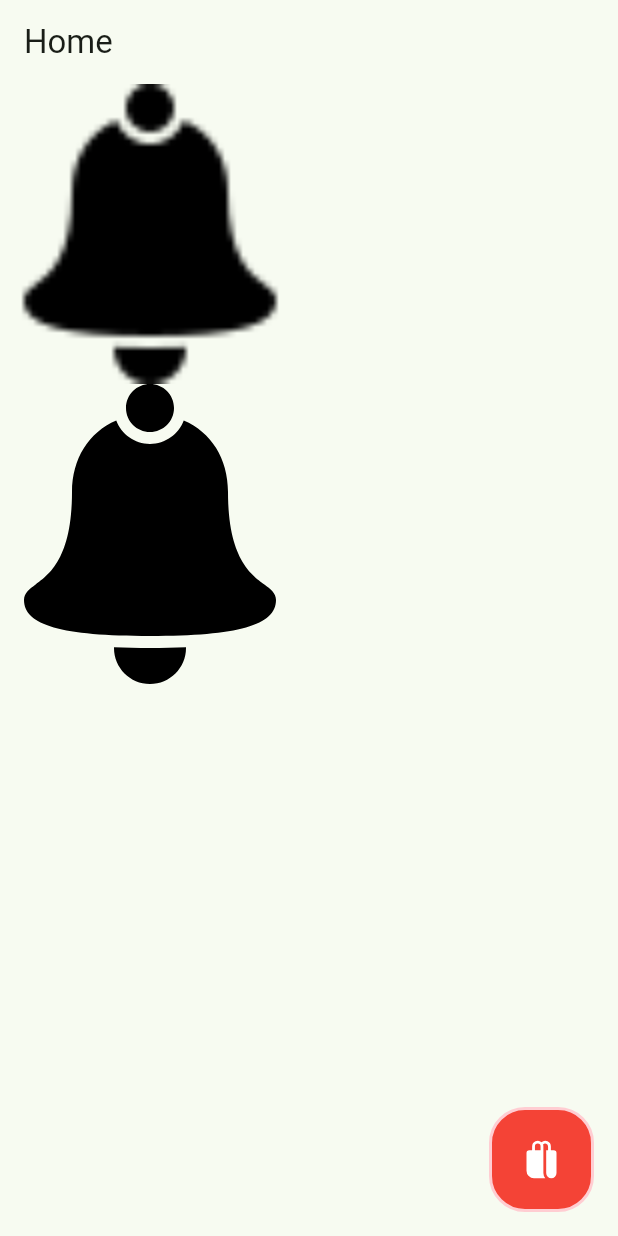
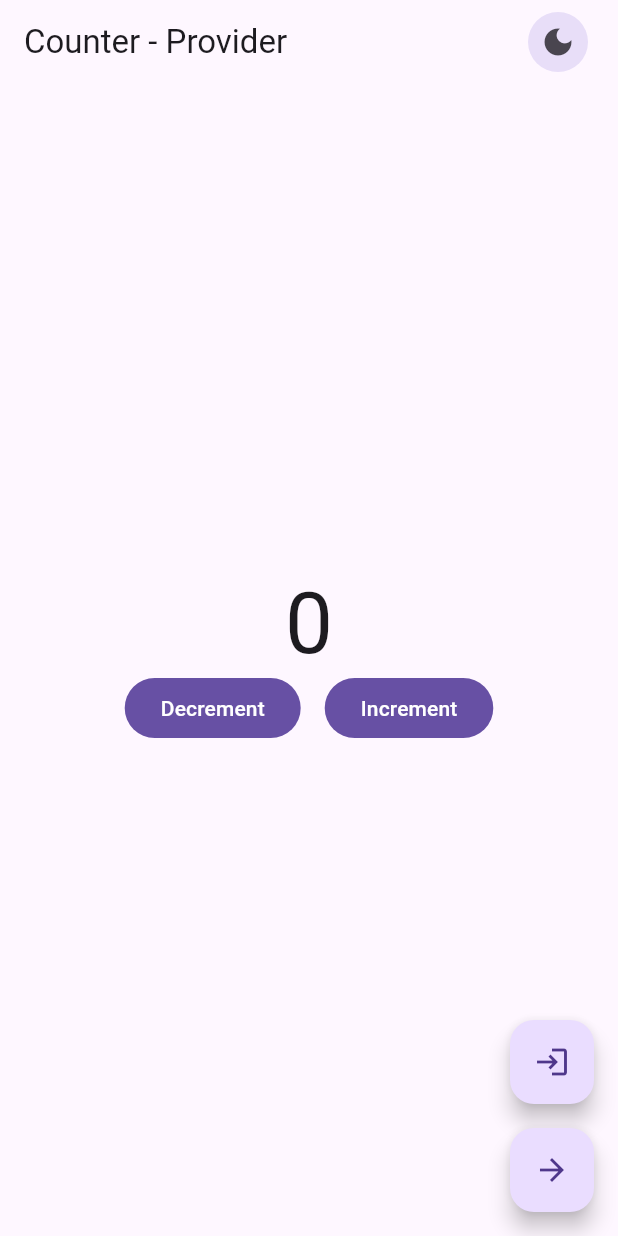
Before and after one commit to ShravanChilka/jkb_sept, a Flutter app: the screen it shows after launch, on a phone screen of 412 x 824 dp. Run offline on Flutter 3.47's test engine with Material 3 defaults, Android fonts, the phone set to English and light mode, and no system bars.

Commit message:
state mangement - provider package examples

```diff
--- a/lib/application.dart
+++ b/lib/application.dart
@@ -1,19 +1,15 @@
 import 'package:flutter/material.dart';
-import 'package:jkb_sept/screens/home_screen.dart';
+import 'package:jkb_sept/material_app_widget.dart';
+
+import 'global_provider.dart';
 
 class Application extends StatelessWidget {
   const Application({super.key});
 
   @override
   Widget build(BuildContext context) {
-    return MaterialApp(
-      theme: ThemeData(
-        colorScheme: ColorScheme.fromSeed(
-          seedColor: Colors.green,
-        ),
-        useMaterial3: true,
-      ),
-      home: const HomeScreen(),
+    return const GlobalProvider(
+      child: MaterialAppWidget(),
     );
   }
 }
--- /dev/null
+++ b/lib/counter_page.dart
@@ -0,0 +1,16 @@
+import 'package:flutter/material.dart';
+import 'package:jkb_sept/counter_screen.dart';
+import 'package:jkb_sept/counter_view_model.dart';
+import 'package:provider/provider.dart';
+
+class CounterPage extends StatelessWidget {
+  const CounterPage({super.key});
+
+  @override
+  Widget build(BuildContext context) {
+    return ChangeNotifierProvider(
+      create: (context) => CounterViewModel(),
+      child: const CounterScreen(),
+    );
+  }
+}
--- /dev/null
+++ b/lib/counter_screen.dart
@@ -0,0 +1,125 @@
+import 'dart:developer';
+
+import 'package:flutter/material.dart';
+import 'package:jkb_sept/counter_page.dart';
+import 'package:jkb_sept/counter_view_model.dart';
+import 'package:jkb_sept/login_screen.dart';
+import 'package:jkb_sept/theme_view_model.dart';
+import 'package:provider/provider.dart';
+
+class CounterScreen extends StatelessWidget {
+  const CounterScreen({super.key});
+
+  @override
+  Widget build(BuildContext context) {
+    log('$runtimeType build method called');
+    return Scaffold(
+      appBar: AppBar(
+        title: const Text('Counter - Provider'),
+        actions: const [
+          ChangeThemeIconButton(),
+          SizedBox(width: 16),
+        ],
+      ),
+      floatingActionButton: Column(
+        mainAxisAlignment: MainAxisAlignment.end,
+        children: [
+          FloatingActionButton(
+            heroTag: 'login $hashCode',
+            onPressed: () {
+              Navigator.of(context).push(
+                MaterialPageRoute(
+                  builder: (_) {
+                    return ChangeNotifierProvider.value(
+                      value: context.read<CounterViewModel>(),
+                      child: const LoginScreen(),
+                    );
+                  },
+                ),
+              );
+            },
+            child: const Icon(Icons.login),
+          ),
+          const SizedBox(height: 16),
+          FloatingActionButton(
+            heroTag: 'counter $hashCode',
+            onPressed: () {
+              Navigator.of(context).push(
+                MaterialPageRoute(
+                  builder: (context) => const CounterPage(),
+                ),
+              );
+            },
+            child: const Icon(Icons.arrow_forward),
+          ),
+        ],
+      ),
+      body: Center(
+        child: Column(
+          crossAxisAlignment: CrossAxisAlignment.center,
+          mainAxisAlignment: MainAxisAlignment.center,
+          children: [
+            const MeraProviderWalaTextWidget(),
+            Row(
+              mainAxisAlignment: MainAxisAlignment.center,
+              children: [
+                FilledButton(
+                  onPressed: () {
+                    context.read<CounterViewModel>();
+                    context.read<CounterViewModel>().decrement();
+                  },
+                  child: const Text('Decrement'),
+                ),
+                const SizedBox(width: 16),
+                FilledButton(
+                  onPressed: () {
+                    context.read<CounterViewModel>();
+                    context.read<CounterViewModel>().increment();
+                  },
+                  child: const Text('Increment'),
+                ),
+              ],
+            ),
+          ],
+        ),
+      ),
+    );
+  }
+}
+
+class ChangeThemeIconButton extends StatelessWidget {
+  const ChangeThemeIconButton({
+    super.key,
+  });
+
+  @override
+  Widget build(BuildContext context) {
+    final isDarkMode = context.watch<ThemeViewModel>().isDarkMode;
+    return IconButton.filledTonal(
+      onPressed: () {
+        context.read<ThemeViewModel>().changeTheme();
+      },
+      icon: Icon(
+        isDarkMode ? Icons.light_mode : Icons.dark_mode,
+      ),
+    );
+  }
+}
+
+class MeraProviderWalaTextWidget extends StatelessWidget {
+  const MeraProviderWalaTextWidget({
+    super.key,
+  });
+
+  @override
+  Widget build(BuildContext context) {
+    int counter = context.watch<CounterViewModel>().counter;
+
+    log('$runtimeType build called');
+
+    return Text(
+      counter.toString(),
+      style: Theme.of(context).textTheme.displayLarge,
+    );
+  }
+}
--- /dev/null
+++ b/lib/counter_view_model.dart
@@ -0,0 +1,17 @@
+import 'package:flutter/material.dart';
+
+class CounterViewModel extends ChangeNotifier {
+  int _counter = 0;
+
+  int get counter => _counter;
+
+  void increment() {
+    _counter++;
+    notifyListeners();
+  }
+
+  void decrement() {
+    _counter--;
+    notifyListeners();
+  }
+}
--- /dev/null
+++ b/lib/global_provider.dart
@@ -0,0 +1,20 @@
+import 'package:flutter/material.dart';
+import 'package:jkb_sept/theme_view_model.dart';
+import 'package:provider/provider.dart';
+
+class GlobalProvider extends StatelessWidget {
+  const GlobalProvider({
+    super.key,
+    required this.child,
+  });
+
+  final Widget child;
+
+  @override
+  Widget build(BuildContext context) {
+    return ChangeNotifierProvider(
+      create: (context) => ThemeViewModel(),
+      builder: (_, __) => child,
+    );
+  }
+}
--- /dev/null
+++ b/lib/material_app_widget.dart
@@ -0,0 +1,18 @@
+import 'package:flutter/material.dart';
+import 'package:jkb_sept/counter_page.dart';
+import 'package:jkb_sept/theme_view_model.dart';
+import 'package:provider/provider.dart';
+
+class MaterialAppWidget extends StatelessWidget {
+  const MaterialAppWidget({super.key});
+
+  @override
+  Widget build(BuildContext context) {
+    final themeData = context.watch<ThemeViewModel>().themeData;
+    return MaterialApp(
+      debugShowCheckedModeBanner: false,
+      theme: themeData,
+      home: const CounterPage(),
+    );
+  }
+}
--- a/lib/models/product.dart
+++ /dev/null
@@ -1,13 +0,0 @@
-class Product {
-  const Product({
-    required this.id,
-    required this.name,
-    required this.price,
-    this.currency = '\$',
-  });
-
-  final int id;
-  final String name;
-  final double price;
-  final String currency;
-}
--- a/lib/screens/home_screen.dart
+++ /dev/null
@@ -1,146 +0,0 @@
-import 'dart:developer';
-
-import 'package:flutter/material.dart';
-import 'package:flutter_svg/svg.dart';
-import 'package:jkb_sept/models/product.dart';
-import 'package:jkb_sept/screens/cart_screen.dart';
-import 'package:jkb_sept/widgets/cart_floating_action_button.dart';
-import 'package:jkb_sept/widgets/product_list_tile.dart';
-
-Product getProductById(int id) {
-  return products.where((element) => element.id == id).first;
-}
-
-final List<Product> products = [
-  Product(
-    id: 1,
-    name: 'iPhone 16',
-    price: 600,
-  ),
-  Product(
-    id: 2,
-    name: 'Samsung S24',
-    price: 500,
-  ),
-  Product(
-    id: 3,
-    name: 'Nokia',
-    price: 50,
-  ),
-  Product(
-    id: 4,
-    name: 'Oppo S19',
-    price: 100,
-  ),
-  Product(
-    id: 5,
-    name: 'Vivo V25',
-    price: 100,
-  ),
-];
-
-class HomeScreen extends StatefulWidget {
-  const HomeScreen({super.key});
-
-  @override
-  State<HomeScreen> createState() => _HomeScreenState();
-}
-
-class _HomeScreenState extends State<HomeScreen> {
-  Map<int, int> cart = {};
-
-  @override
-  Widget build(BuildContext context) {
-    return Scaffold(
-        appBar: AppBar(
-          title: const Text('Home'),
-        ),
-        floatingActionButton: CartFloatingActionButton(
-          onTap: () {
-            log('button kisine press kiya');
-            Navigator.of(context).push<Map<int, int>>(
-              MaterialPageRoute(
-                builder: (context) {
-                  return CartScreen(cart: cart);
-                },
-              ),
-            ).then((value) {
-              setState(() {
-                if (value != null) {
-                  cart = value;
-                }
-              });
-            });
-          },
-        ),
-        body: Column(
-          children: [
-            Image(
-              image: AssetImage(
-                'assets/bell_icon.png',
-              ),
-              fit: BoxFit.cover,
-              height: 200,
-              width: 200,
-            ),
-            SvgPicture.asset(
-              'assets/bell_icon.svg',
-              height: 200,
-              width: 200,
-            ),
-          ],
-        )
-        // ListView.separated(
-        //   itemCount: products.length,
-        //   itemBuilder: (context, index) {
-        //     final product = products[index];
-        //     return ProductListTile(
-        //       product: product,
-        //       quantity: getQuantity(product),
-        //       onTapAdd: () => addItemButtonClickEvent(product),
-        //       onTapRemove: () => removeItemButtonClickEvent(product),
-        //     );
-        //   },
-        //   separatorBuilder: (context, index) {
-        //     return const Divider(height: 1);
-        //   },
-        // ),
-        );
-  }
-
-  void addItemButtonClickEvent(Product product) {
-    setState(() {
-      if (cart.containsKey(product.id)) {
-        // cart mai pehle seh hai kuch quantity ke saath
-        final quantity = cart[product.id] as int;
-        cart[product.id] = quantity + 1;
-      } else {
-        // cart mai nhi hai
-        cart[product.id] = 1;
-      }
-    });
-  }
-
-  void removeItemButtonClickEvent(Product product) {
-    setState(() {
-      if (cart.containsKey(product.id)) {
-        // cart mai pehle seh hai kuch quantity ke saath
-        final quantity = cart[product.id] as int;
-        if (quantity > 0) {
-          cart[product.id] = quantity - 1;
-        } else {
-          cart.remove(product.id);
-        }
-      }
-    });
-  }
-
-  int getQuantity(Product product) {
-    if (cart.containsKey(product.id)) {
-      // cart mai pehle seh hai kuch quantity ke saath
-      return cart[product.id] as int;
-    } else {
-      return 0;
-    }
-  }
-}
--- /dev/null
+++ b/lib/theme_view_model.dart
@@ -0,0 +1,16 @@
+import 'package:flutter/material.dart';
+
+class ThemeViewModel extends ChangeNotifier {
+  ThemeData _themeData = ThemeData.light();
+
+  ThemeData get themeData => _themeData;
+
+  bool get isDarkMode => _themeData.brightness == Brightness.dark;
+
+  void changeTheme() {
+    _themeData = (themeData.brightness == Brightness.dark)
+        ? ThemeData.light()
+        : ThemeData.dark();
+    notifyListeners();
+  }
+}
--- a/lib/widgets/cart_floating_action_button.dart
+++ /dev/null
@@ -1,38 +0,0 @@
-import 'package:fluentui_system_icons/fluentui_system_icons.dart';
-import 'package:flutter/material.dart';
-
-class CartFloatingActionButton extends StatelessWidget {
-  const CartFloatingActionButton({
-    super.key,
-    required this.onTap,
-  });
-
-  final void Function() onTap;
-
-  @override
-  Widget build(BuildContext context) {
-    return InkWell(
-      onTap: onTap,
-      splashColor: Colors.blue,
-      splashFactory: InkSparkle.constantTurbulenceSeedSplashFactory,
-      borderRadius: BorderRadius.circular(24),
-      child: Ink(
-        width: 70,
-        height: 70,
-        decoration: BoxDecoration(
-          color: Colors.red,
-          borderRadius: BorderRadius.circular(24),
-          border: Border.all(
-            width: 2,
-            color: Colors.red.shade100,
-          ),
-        ),
-        child: const Icon(
-          FluentIcons.shopping_bag_24_filled,
-          size: 30,
-          color: Colors.white,
-        ),
-      ),
-    );
-  }
-}
--- a/pubspec.yaml
+++ b/pubspec.yaml
@@ -34,8 +34,7 @@ dependencies:
   # The following adds the Cupertino Icons font to your application.
   # Use with the CupertinoIcons class for iOS style icons.
   cupertino_icons: ^1.0.6
-  fluentui_system_icons: ^1.1.261
-  flutter_svg: ^2.0.10+1
+  provider: ^6.1.2
 
 dev_dependencies:
   flutter_test:
```
Also changed, not shown: lib/counter_screen_stateful.dart (added, +76 -0 lines), lib/login_screen.dart (added, +18 -0 lines), lib/screens/cart_screen.dart (deleted, +0 -125 lines), lib/widgets/product_list_tile.dart (deleted, +0 -72 lines), lib/screens/add_product_screen.dart (deleted), pubspec.lock.
